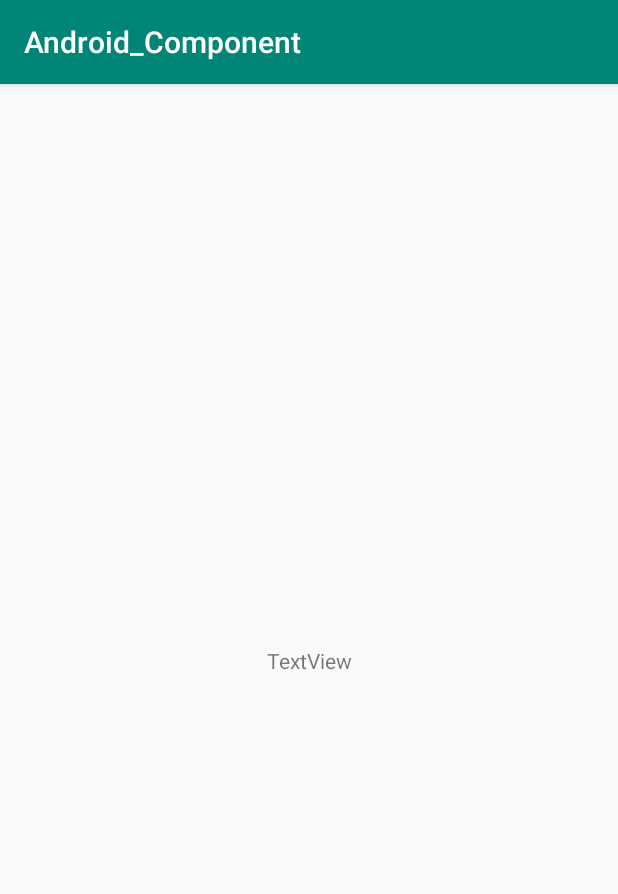
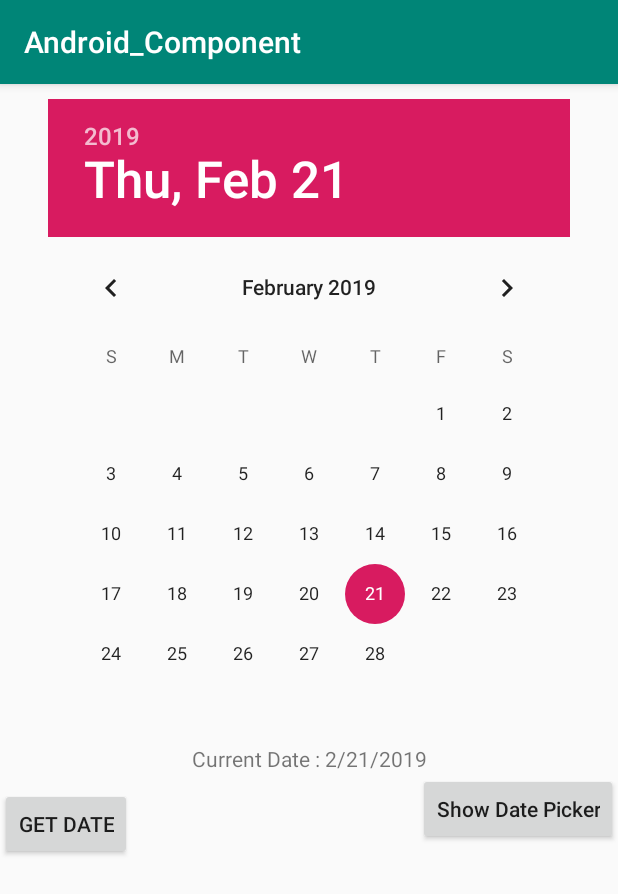
Before and after one commit to bellalhr/Android_Component, an Android app: the screen it shows after launch (RetrofitActivity before the commit, MainActivity after it), on a phone screen of 412 x 824 dp. Shown: the top 894 px of the screen. Run offline under Robolectric (Android 15) with nearby library versions, the phone set to English and light mode, and no system bars.

Commit message:
Add date picker dialog and progress bar

```diff
--- a/app/src/main/java/io/destreza/android_component/MainActivity.java
+++ b/app/src/main/java/io/destreza/android_component/MainActivity.java
@@ -1,5 +1,6 @@
 package io.destreza.android_component;
 
+import android.app.DatePickerDialog;
 import android.content.ComponentName;
 import android.content.Intent;
 import android.content.pm.PackageManager;
@@ -10,6 +11,7 @@ import android.graphics.Color;
 import android.graphics.Paint;
 import android.graphics.pdf.PdfDocument;
 import android.os.Environment;
+import android.os.Handler;
 import android.support.v7.app.AppCompatActivity;
 import android.os.Bundle;
 import android.util.DisplayMetrics;
@@ -18,9 +20,11 @@ import android.view.View;
 import android.widget.AdapterView;
 import android.widget.ArrayAdapter;
 import android.widget.Button;
+import android.widget.DatePicker;
 import android.widget.EditText;
 import android.widget.GridView;
 import android.widget.LinearLayout;
+import android.widget.ProgressBar;
 import android.widget.RatingBar;
 import android.widget.SeekBar;
 
@@ -33,6 +37,7 @@ import java.io.File;
 import java.io.FileOutputStream;
 import java.io.IOException;
 import java.util.ArrayList;
+import java.util.Calendar;
 import java.util.Locale;
 
 public class MainActivity extends AppCompatActivity {
@@ -40,11 +45,13 @@ public class MainActivity extends AppCompatActivity {
     //for multiLanguage support
     Locale myLocale;
     String currentLanguage = "en", currentLang;
+    int progressValue=0;
+    Handler handler=new Handler();
     @Override
     protected void onCreate(Bundle savedInstanceState) {
         super.onCreate(savedInstanceState);
 
-        setContentView(R.layout.hide_unhide_icon);
+        setContentView(R.layout.date_picker);
 
 
 
@@ -66,8 +73,109 @@ public class MainActivity extends AppCompatActivity {
 
         //hideAndroidIcon();
 
+        //Todo calling method for show progress bar
+        //showProgressBar();
+        // Todo calling method for show date picker
+       showDatePicker();
 
 
+
+    }
+
+    private void showDatePicker() {
+        final DatePicker datePicker=findViewById(R.id.datePicker);
+        Button selectedBtn=findViewById(R.id.getSelectedDateBtn);
+        final TextView currentDate=findViewById(R.id.currentTV);
+
+        final Button showDatePicker=findViewById(R.id.showDatePickerDialog);
+
+        //get current date
+        StringBuilder builder=new StringBuilder();
+        builder.append(datePicker.getMonth()+1+"/");
+        builder.append(datePicker.getDayOfMonth()+"/");
+        builder.append(datePicker.getYear());
+        currentDate.setText("Current Date : "+builder);
+
+
+        selectedBtn.setOnClickListener(new View.OnClickListener() {
+            @Override
+            public void onClick(View view) {
+                //get changeable date
+                StringBuilder builder=new StringBuilder();
+                builder.append(datePicker.getMonth()+1+"/");
+                builder.append(datePicker.getDayOfMonth()+"/");
+                builder.append(datePicker.getYear());
+                currentDate.setText("Change Date : "+builder);
+            }
+        });
+
+
+        showDatePicker.setOnClickListener(new View.OnClickListener() {
+            @Override
+            public void onClick(View view) {
+                Calendar calendar=Calendar.getInstance();
+                int startYear=calendar.get(Calendar.YEAR);
+                int month=calendar.get(Calendar.MONTH);
+                int date=calendar.get(Calendar.DAY_OF_MONTH);
+                DatePickerDialog datePickerDialog=new DatePickerDialog(MainActivity.this, new DatePickerDialog.OnDateSetListener() {
+                    @Override
+                    public void onDateSet(DatePicker datePicker, int i, int i1, int i2) {
+                        showDatePicker.setText(i+"/"+(i1+1)+"/"+i2);
+                    }
+                },startYear,month,date);
+
+                datePickerDialog.show();
+            }
+        });
+
+
+
+    }
+
+    private void showProgressBar() {
+        final ProgressBar progressBar=findViewById(R.id.progressBar);
+        final TextView progressStatusTV=findViewById(R.id.progresStatus);
+
+
+
+        //progressBar.setProgress(progressValue);
+
+        Thread thread=new Thread(new Runnable() {
+            @Override
+            public void run() {
+                while (progressValue<=100)
+                {
+                    //progressStatusTV.setText(progressValue+"%");
+                    //doWork(progressValue,progressBar,progressStatusTV);
+                    try {
+                        Thread.sleep(500);
+
+                    } catch (InterruptedException e) {
+                        e.printStackTrace();
+                    }
+                    handler.post(new Runnable() {
+                        @Override
+                        public void run() {
+                            //progressBar.setProgress(progressValue);
+                            //progressStatusTV.setText(progressValue+"%");
+                            progressValue=progressValue+5;
+
+                            if(progressValue<=100)
+                                doWork(progressValue,progressBar,progressStatusTV);
+
+                        }
+                    });
+                }
+
+            }
+        });
+        thread.start();
+
+    }
+
+    private void doWork(int progressValue,ProgressBar progressBar,TextView progressTV) {
+        progressBar.setProgress(progressValue);
+        progressTV.setText(String.valueOf(progressValue)+"%");
     }
 
     private void hideAndroidIcon() {
--- /dev/null
+++ b/app/src/main/res/layout/date_picker.xml
@@ -0,0 +1,39 @@
+<?xml version="1.0" encoding="utf-8"?>
+<RelativeLayout
+    xmlns:android="http://schemas.android.com/apk/res/android"
+    android:layout_width="match_parent"
+    android:layout_height="match_parent">
+    <DatePicker
+        android:id="@+id/datePicker"
+        android:layout_width="wrap_content"
+        android:layout_centerHorizontal="true"
+        android:layout_marginTop="10dp"
+        android:layout_height="wrap_content">
+    </DatePicker>
+
+    <TextView
+        android:id="@+id/currentTV"
+        android:layout_width="match_parent"
+        android:layout_height="wrap_content"
+        android:text="Current Date "
+        android:layout_below="@+id/datePicker"
+        android:gravity="center"
+        />
+    <Button
+        android:id="@+id/getSelectedDateBtn"
+        android:layout_width="wrap_content"
+        android:layout_height="wrap_content"
+        android:text="Get Date"
+        android:layout_below="@+id/currentTV"
+        android:layout_marginTop="10dp"
+        />
+    <Button
+        android:id="@+id/showDatePickerDialog"
+        android:layout_width="wrap_content"
+        android:layout_below="@+id/currentTV"
+        android:layout_alignParentRight="true"
+        android:text="Show Date Picker"
+        android:textAllCaps="false"
+        android:layout_height="wrap_content" />
+
+</RelativeLayout>
--- a/app/src/main/res/values/styles.xml
+++ b/app/src/main/res/values/styles.xml
@@ -8,4 +8,9 @@
         <item name="colorAccent">@color/colorAccent</item>
     </style>
 
+    <style name="CustomProgressBarHorizontal" parent="android:Widget.ProgressBar.Horizontal">
+        <item name="android:minHeight">10dip</item>
+        <item name="android:maxHeight">20dip</item>
+    </style>
+
 </resources>
```
Also changed, not shown: app/src/main/AndroidManifest.xml (+7 -5 lines), app/src/main/res/layout/progress_bar.xml (added, +38 -0 lines).
